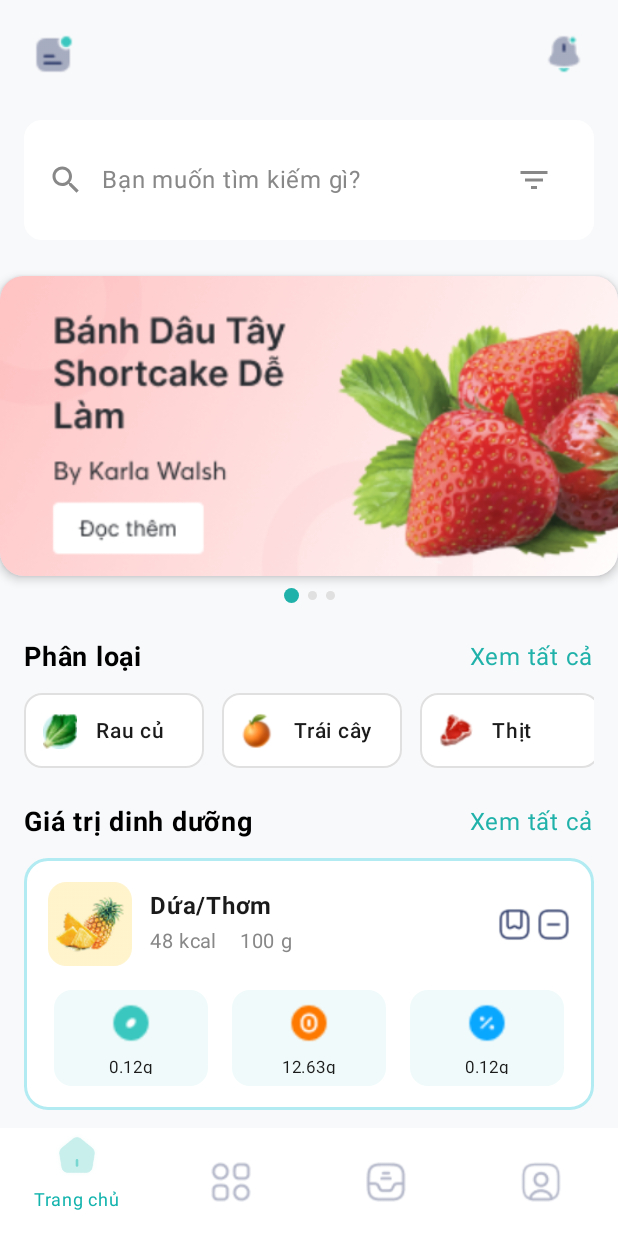
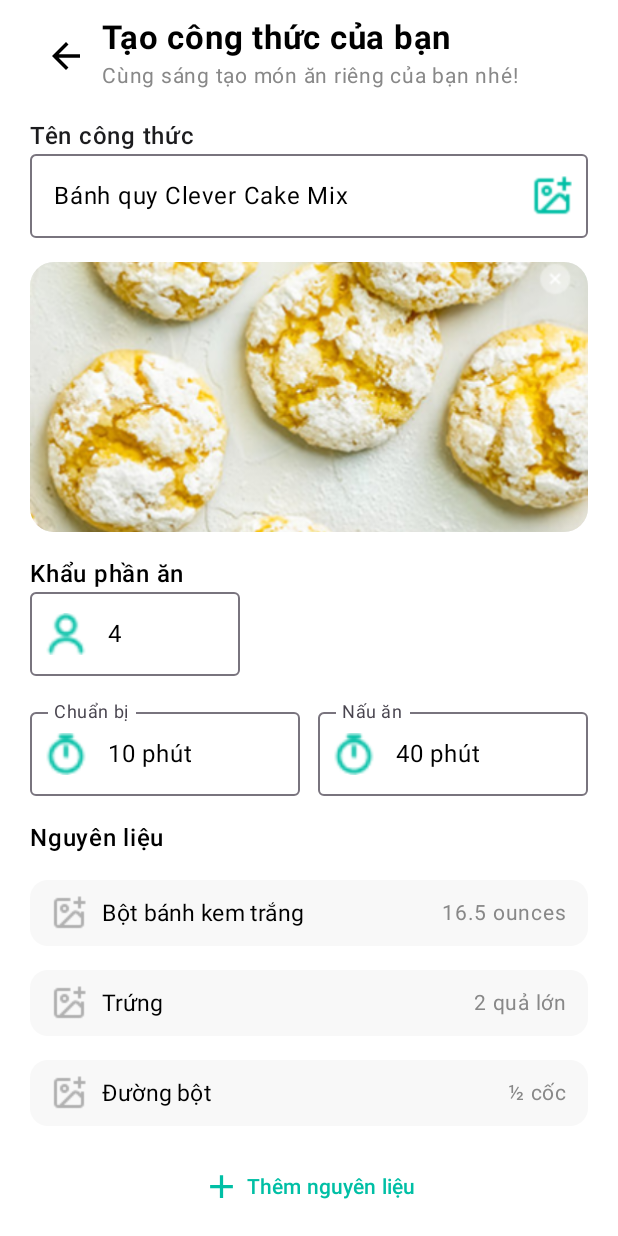
Before and after one commit to NguyenHoangLe0701/NutriCook, an Android app built with Jetpack Compose: the HomeScreen screen opened through its navigation route, after a tap on "Chỉnh sửa", on a phone screen of 412 x 824 dp. Run offline under Robolectric (Android 15) with nearby library versions, the phone set to English and light mode, and no system bars; our stand-ins replace Dagger/Hilt's generated code.

Commit message:
Thêm Các file CreateRecipeScreen.kt,RecipeDirectionsScreen.kt,RecipeUploadSuccessScreen.kt, mô tả các bước nấu ăn nơi up load món ăn cho người dùng

```diff
--- a/app/src/main/java/com/example/nutricook/ui/theme/components/screens/home/HomeScreen.kt
+++ b/app/src/main/java/com/example/nutricook/ui/theme/components/screens/home/HomeScreen.kt
@@ -92,7 +92,7 @@ fun HomeScreen(navController: NavController) {
                 horizontalArrangement = Arrangement.SpaceBetween,
                 verticalAlignment = Alignment.CenterVertically
             ) {
-                IconButton(onClick = { /* TODO */ }, modifier = Modifier.size(40.dp)) {
+                IconButton(onClick = { navController.navigate("create_recipe") }, modifier = Modifier.size(40.dp)) {
                     Image(
                         painter = painterResource(id = R.drawable.ic_notification_status),
                         contentDescription = "Chỉnh sửa",
--- a/app/src/main/java/com/example/nutricook/ui/theme/components/screens/navigation/NavGraph.kt
+++ b/app/src/main/java/com/example/nutricook/ui/theme/components/screens/navigation/NavGraph.kt
@@ -27,6 +27,9 @@ import androidx.compose.ui.Modifier
 import com.example.nutricook.ui.theme.components.screens.home.NutritionDetailScreen
 import com.example.nutricook.ui.theme.components.screens.recipes.IngredientDetailScreen
 import com.example.nutricook.ui.screens.recipes.IngredientBrowserScreen
+import com.example.nutricook.ui.screens.recipes.CreateRecipeScreen
+import com.example.nutricook.ui.screens.recipes.RecipeDirectionsScreen
+import com.example.nutricook.ui.screens.recipes.RecipeUploadSuccessScreen
 
 @Composable
 fun NavGraph(navController: NavHostController) {
@@ -91,6 +94,13 @@ fun NavGraph(navController: NavHostController) {
         composable("nutrition_detail") {
     NutritionDetailScreen(navController = navController)
 }
+composable("create_recipe") {
+    CreateRecipeScreen(navController = navController)
+}
+composable("upload_success") {
+    RecipeUploadSuccessScreen(navController)
+}
+       composable("recipe_direction") {  RecipeDirectionsScreen(navController) }
 
         composable("recipe_guidance") {
             RecipeGuidanceScreen(navController)
--- /dev/null
+++ b/app/src/main/java/com/example/nutricook/ui/theme/components/screens/recipes/CreateRecipeScreen.kt
@@ -0,0 +1,268 @@
+package com.example.nutricook.ui.screens.recipes
+
+import androidx.compose.foundation.Image
+import androidx.compose.foundation.background
+import androidx.compose.foundation.layout.*
+import androidx.compose.foundation.lazy.LazyColumn
+import androidx.compose.foundation.lazy.items
+import androidx.compose.foundation.shape.RoundedCornerShape
+import androidx.compose.material.icons.Icons
+import androidx.compose.material.icons.filled.ArrowBack
+import androidx.compose.material.icons.filled.Add
+import androidx.compose.material.icons.filled.ChevronRight
+import androidx.compose.material3.*
+import androidx.compose.runtime.Composable
+import androidx.compose.ui.Alignment
+import androidx.compose.ui.Modifier
+import androidx.compose.ui.graphics.Color
+import androidx.compose.ui.layout.ContentScale
+import androidx.compose.ui.res.painterResource
+import androidx.compose.ui.text.font.FontWeight
+import androidx.compose.ui.unit.dp
+import androidx.compose.ui.unit.sp
+import androidx.navigation.NavController
+import com.example.nutricook.R
+import androidx.compose.ui.draw.clip
+
+data class NguyenLieu(
+    val ten: String,
+    val soLuong: String
+)
+
+@OptIn(ExperimentalMaterial3Api::class)
+@Composable
+fun CreateRecipeScreen(navController: NavController) {
+
+    val danhSachNguyenLieu = listOf(
+        NguyenLieu("Bột bánh kem trắng", "16.5 ounces"),
+        NguyenLieu("Trứng", "2 quả lớn"),
+        NguyenLieu("Đường bột", "½ cốc")
+    )
+
+    LazyColumn(
+        modifier = Modifier
+            .fillMaxSize()
+            .background(Color.White)
+            .padding(horizontal = 20.dp),
+        verticalArrangement = Arrangement.spacedBy(16.dp)
+    ) {
+
+        /** 🔹 Thanh tiêu đề */
+        item {
+            Row(
+                modifier = Modifier
+                    .fillMaxWidth()
+                    .padding(top = 12.dp),
+                verticalAlignment = Alignment.CenterVertically
+            ) {
+                IconButton(onClick = { navController.popBackStack() }) {
+                    Icon(
+                        imageVector = Icons.Default.ArrowBack,
+                        contentDescription = "Quay lại",
+                        modifier = Modifier.size(28.dp)
+                    )
+                }
+                Column {
+                    Text(
+                        text = "Tạo công thức của bạn",
+                        fontSize = 22.sp,
+                        fontWeight = FontWeight.Bold
+                    )
+                    Text(
+                        text = "Cùng sáng tạo món ăn riêng của bạn nhé!",
+                        fontSize = 14.sp,
+                        color = Color.Gray
+                    )
+                }
+            }
+        }
+
+        /** 🔹 Tiêu đề món ăn */
+        item {
+            Text(
+                text = "Tên công thức",
+                fontSize = 16.sp,
+                fontWeight = FontWeight.SemiBold,
+                color = Color(0xFF1C1C1E)
+            )
+            OutlinedTextField(
+                value = "Bánh quy Clever Cake Mix",
+                onValueChange = {},
+                modifier = Modifier.fillMaxWidth(),
+                trailingIcon = {
+                    IconButton(onClick = { /* chỉnh sửa tên */ }) {
+                        Icon(
+                            painter = painterResource(id = R.drawable.icon_upload),
+                            contentDescription = "Chỉnh sửa",
+                            modifier = Modifier.size(28.dp),
+                            tint = Color(0xFF00BFA5)
+                        )
+                    }
+                }
+            )
+        }
+
+        /** 🔹 Ảnh món ăn */
+        item {
+            Image(
+                painter = painterResource(id = R.drawable.cake),
+                contentDescription = "Ảnh món ăn",
+                contentScale = ContentScale.Crop,
+                modifier = Modifier
+                    .fillMaxWidth()
+                    .height(180.dp)
+                    .clip(RoundedCornerShape(16.dp))
+                    .background(Color(0xFFF2F2F2))
+            )
+        }
+
+        /** 🔹 Số khẩu phần ăn */
+        item {
+            Text(
+                text = "Khẩu phần ăn",
+                fontSize = 16.sp,
+                fontWeight = FontWeight.SemiBold
+            )
+            OutlinedTextField(
+                value = "4",
+                onValueChange = {},
+                leadingIcon = {
+                    Icon(
+                        painter = painterResource(id = R.drawable.user),
+                        contentDescription = "Người ăn",
+                        modifier = Modifier.size(28.dp),
+                        tint = Color(0xFF00BFA5)
+                    )
+                },
+                modifier = Modifier.width(140.dp)
+            )
+        }
+
+        /** 🔹 Thời gian nấu */
+        item {
+            Row(
+                modifier = Modifier.fillMaxWidth(),
+                horizontalArrangement = Arrangement.spacedBy(12.dp)
+            ) {
+                OutlinedTextField(
+                    value = "10 phút",
+                    onValueChange = {},
+                    label = { Text("Chuẩn bị") },
+                    leadingIcon = {
+                        Icon(
+                            painter = painterResource(id = R.drawable.time),
+                            contentDescription = "Chuẩn bị",
+                            modifier = Modifier.size(28.dp),
+                            tint = Color(0xFF00BFA5)
+                        )
+                    },
+                    modifier = Modifier.weight(1f)
+                )
+                OutlinedTextField(
+                    value = "40 phút",
+                    onValueChange = {},
+                    label = { Text("Nấu ăn") },
+                    leadingIcon = {
+                        Icon(
+                            painter = painterResource(id = R.drawable.time),
+                            contentDescription = "Nấu ăn",
+                            modifier = Modifier.size(28.dp),
+                            tint = Color(0xFF00BFA5)
+                        )
+                    },
+                    modifier = Modifier.weight(1f)
+                )
+            }
+        }
+
+        /** 🔹 Danh sách nguyên liệu */
+         item {
+            Text(
+                text = "Nguyên liệu",
+                fontSize = 16.sp,
+                fontWeight = FontWeight.SemiBold
+            )
+        }
+
+        items(danhSachNguyenLieu) { nl ->
+            Row(
+                modifier = Modifier
+                    .fillMaxWidth()
+                    .background(Color(0xFFF8F8F8), RoundedCornerShape(12.dp))
+                    .padding(horizontal = 14.dp, vertical = 10.dp),
+                horizontalArrangement = Arrangement.SpaceBetween,
+                verticalAlignment = Alignment.CenterVertically
+            ) {
+                Row(
+                    verticalAlignment = Alignment.CenterVertically,
+                    horizontalArrangement = Arrangement.spacedBy(10.dp)
+                ) {
+                    Icon(
+                        painter = painterResource(id = R.drawable.icon_upload),
+                        contentDescription = "Tải ảnh nguyên liệu",
+                        modifier = Modifier.size(24.dp),
+                        tint = Color(0xFFB0B0B0)
+                    )
+                    Text(
+                        text = nl.ten,
+                        fontSize = 15.sp,
+                        color = Color.Black
+                    )
+                }
+                Text(
+                    text = nl.soLuong,
+                    fontSize = 14.sp,
+                    color = Color.Gray
+                )
+            }
+        }
+
+        /** 🔹 Thêm nguyên liệu mới */
+        item {
+            Box(
+                modifier = Modifier.fillMaxWidth(),
+                contentAlignment = Alignment.Center
+            ) {
+                TextButton(onClick = { /* thêm nguyên liệu */ }) {
+                    Icon(
+                        imageVector = Icons.Default.Add,
+                        contentDescription = "Thêm nguyên liệu",
+                        modifier = Modifier.size(26.dp),
+                        tint = Color(0xFF00BFA5)
+                    )
+                    Text(
+                        text = "Thêm nguyên liệu",
+                        color = Color(0xFF00BFA5),
+                        modifier = Modifier.padding(start = 4.dp)
+                    )
+                }
+            }
+        }
+
+        /** 🔹 Nút tiếp theo */
+        item {
+            Button(
+                onClick = {
+    navController.navigate("recipe_direction")
+},
+                modifier = Modifier
+                    .fillMaxWidth()
+                    .height(50.dp)
+                    .padding(vertical = 8.dp),
+                shape = RoundedCornerShape(12.dp),
+                colors = ButtonDefaults.buttonColors(
+                    containerColor = Color(0xFF00BFA5),
+                    contentColor = Color.White
+                )
+            ) {
+                Text(text = "Tiếp theo", fontSize = 16.sp, fontWeight = FontWeight.Medium)
+                Spacer(modifier = Modifier.width(6.dp))
+                Icon(
+                    imageVector = Icons.Default.ChevronRight,
+                    contentDescription = "Tiếp",
+                    modifier = Modifier.size(24.dp)
+                )
+            }
+        }
+    }
+}
```
Also changed, not shown: app/src/main/java/com/example/nutricook/ui/theme/components/screens/recipes/RecipeDirectionsScreen.kt (added, +216 -0 lines), app/src/main/java/com/example/nutricook/ui/theme/components/screens/recipes/RecipeUploadSuccessScreen.kt (added, +118 -0 lines), app/src/main/res/drawable/cake.png (added), app/src/main/res/drawable/icon_arrow_right.png (added), app/src/main/res/drawable/icon_upload.png (added), app/src/main/res/drawable/img_upload.png (added), app/src/main/res/drawable/mix_egg.png (added), app/src/main/res/drawable/time.png (added), app/src/main/res/drawable/user.png (added).
